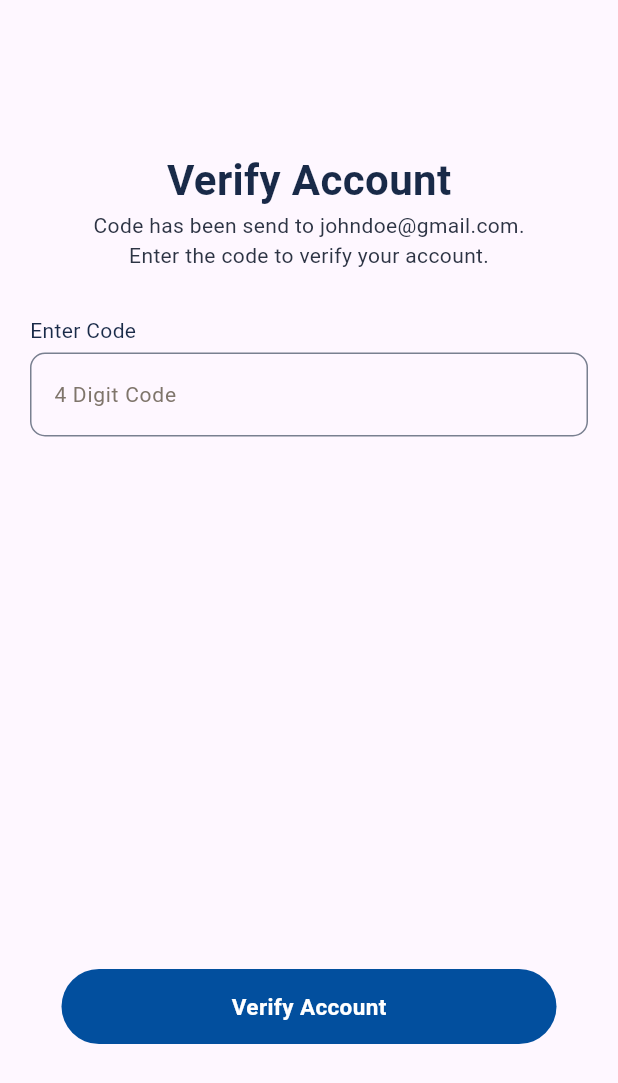
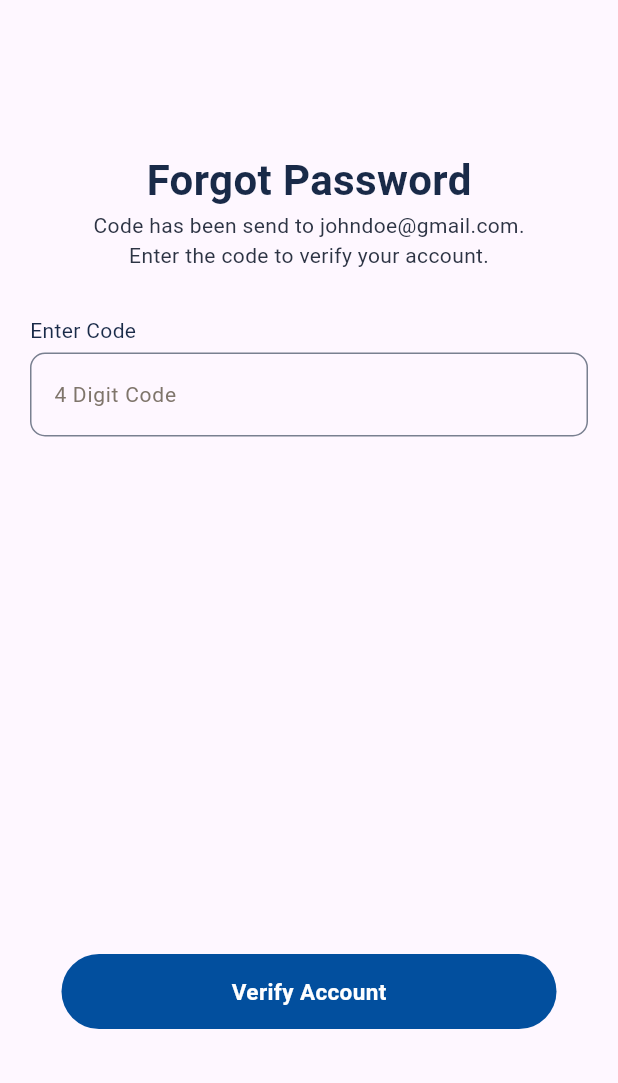
Before and after one commit to rifatalam26/plumber_tech, a Flutter app: the screen it shows after launch, on a phone screen of 412 x 824 dp. Shown: the top 1083 px of the screen. Run offline on Flutter 3.47's test engine with Material 3 defaults, Android fonts, the phone set to English and light mode, and no system bars.

Commit message:
forgot_password_screen.dart

```diff
--- a/lib/View/Customer Registration Screen/forgot_password_screen.dart
+++ b/lib/View/Customer Registration Screen/forgot_password_screen.dart
@@ -19,7 +19,7 @@ class _ForgotPasswordScreenState extends State<ForgotPasswordScreen> {
                 height: 100,
               ),
               const Text(
-                "Verify Account",
+                "Forgot Password",
                 style: TextStyle(
                     fontSize: 28,
                     fontWeight: FontWeight.bold,
@@ -70,9 +70,6 @@ class _ForgotPasswordScreenState extends State<ForgotPasswordScreen> {
                 height: 35,
               ),
               const SizedBox(
-                height: 10,
-              ),
-              const SizedBox(
                 height: 310,
               ),
               Container(
```
